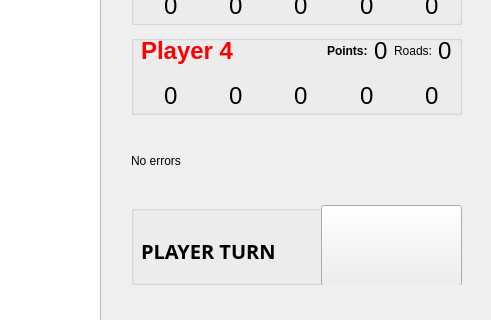
Above: src/mainwindow.ui from Stefan-Dr/Catan before the change; both pictures show x 709 to 1200 and y 265 to 585 of the 1200 by 800 pixel window. Below: the same form after it.
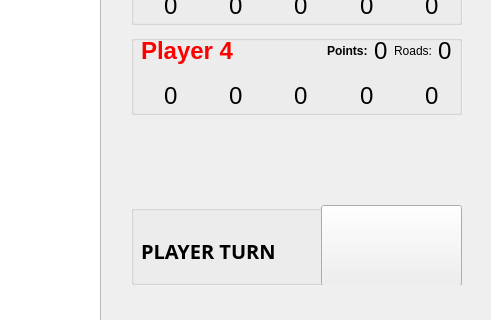
That is the form after the change. The open tabs and pages were chosen to show the change. Icons and pictures are not drawn.

Patch:
```diff
--- a/src/mainwindow.ui
+++ b/src/mainwindow.ui
@@ -2100,8 +2100,16 @@
          <height>31</height>
         </rect>
        </property>
+       <property name="font">
+        <font>
+         <pointsize>15</pointsize>
+        </font>
+       </property>
+       <property name="styleSheet">
+        <string notr="true">color: red;</string>
+       </property>
        <property name="text">
-        <string>No errors</string>
+        <string/>
        </property>
       </widget>
      </widget>
```
Left out of the diff: 2 changed lines with no effect on the pictures.
